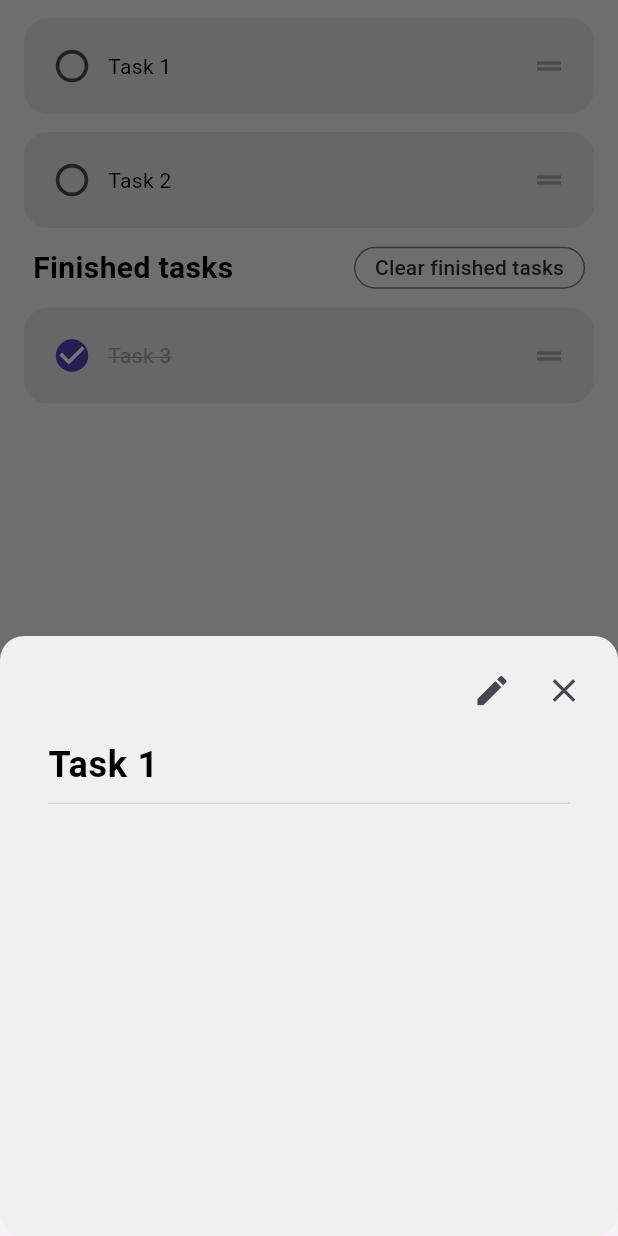
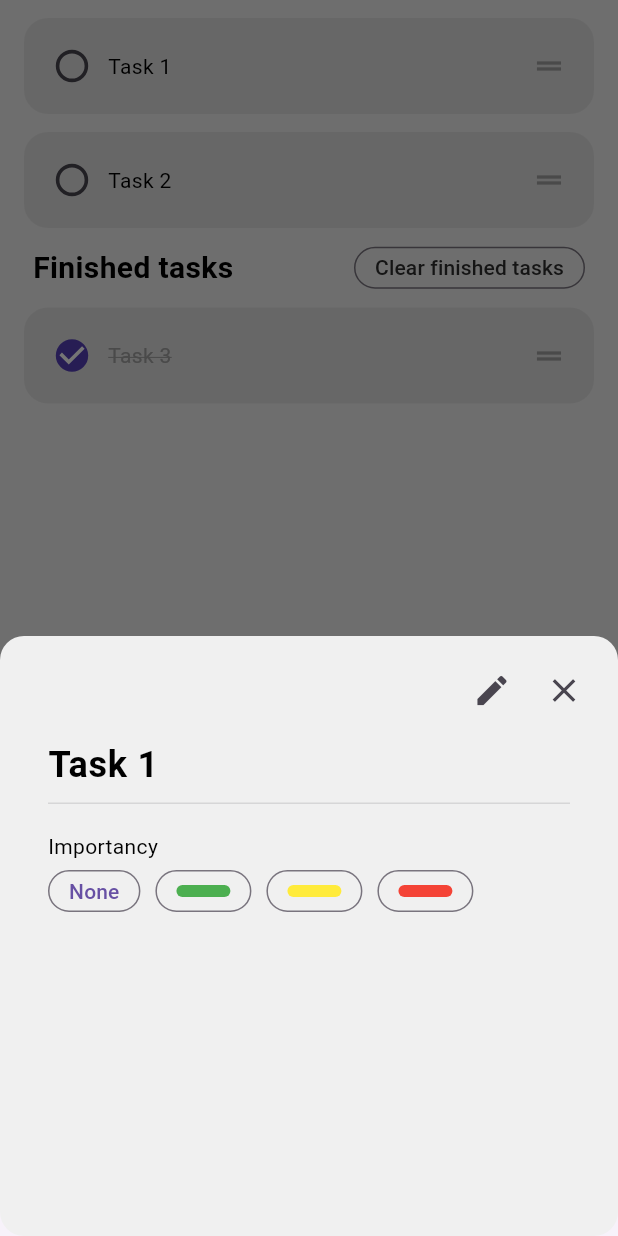
Before and after one commit to Lund2005/simple_todo_app, a Flutter app: the screen it shows after launch, after a tap on "Task 1", on a phone screen of 412 x 824 dp. Run offline on Flutter 3.47's test engine with Material 3 defaults, Android fonts, the phone set to English and light mode, and no system bars.

Commit message:
Started to implement importancy tags

```diff
--- /dev/null
+++ b/lib/color_tag.dart
@@ -0,0 +1,27 @@
+import 'package:flutter/material.dart';
+
+class ColorTag extends StatelessWidget {
+  final double width;
+  final double height;
+  final Color color;
+
+  const ColorTag({
+    this.width = 36,
+    this.height = 8,
+    required this.color,
+    super.key,
+  });
+
+  @override
+  Widget build(BuildContext context) {
+    return Container(
+      width: width,
+      height: height,
+      padding: EdgeInsets.only(left: 4, right: 4, top: 2, bottom: 2),
+      decoration: BoxDecoration(
+        color: color,
+        borderRadius: BorderRadius.circular(10),
+      ),
+    );
+  }
+}
--- a/lib/edit_window.dart
+++ b/lib/edit_window.dart
@@ -1,4 +1,6 @@
 import 'package:flutter/material.dart';
+import 'package:simple_todo/color_tag.dart';
+import 'package:simple_todo/small_button.dart';
 import 'package:simple_todo/util/color_palette.dart';
 
 class EditWindow extends StatefulWidget {
@@ -63,6 +65,7 @@ class _EditWindowState extends State<EditWindow> {
         Padding(
           padding: const EdgeInsets.only(left: 20, right: 20),
           child: Column(
+            crossAxisAlignment: CrossAxisAlignment.start,
             children: [
               TextFormField(
                 enabled: editing ? true : false,
@@ -75,6 +78,32 @@ class _EditWindowState extends State<EditWindow> {
                   fontWeight: FontWeight.bold,
                 ),
               ),
+              SizedBox(height: 18),
+              Text(
+                'Importancy',
+                style: TextStyle(color: ColorPalette.onBackground),
+              ),
+              SizedBox(height: 6),
+              Row(
+                children: [
+                  SmallButton(child: Text('None'), onClick: () {}),
+                  SizedBox(width: 10),
+                  SmallButton(
+                    child: ColorTag(color: ColorPalette.lowImportancy),
+                    onClick: () {},
+                  ),
+                  SizedBox(width: 10),
+                  SmallButton(
+                    child: ColorTag(color: ColorPalette.midImportancy),
+                    onClick: () {},
+                  ),
+                  SizedBox(width: 10),
+                  SmallButton(
+                    child: ColorTag(color: ColorPalette.highImportany),
+                    onClick: () {},
+                  ),
+                ],
+              ),
             ],
           ),
         ),
--- /dev/null
+++ b/lib/small_button.dart
@@ -0,0 +1,34 @@
+import 'package:flutter/material.dart';
+import 'package:simple_todo/util/color_palette.dart';
+
+class SmallButton extends StatefulWidget {
+  final Widget child;
+  final Function onClick;
+  final bool checked = false;
+
+  const SmallButton({required this.child, required this.onClick, super.key});
+
+  @override
+  State<SmallButton> createState() => _SmallButtonState();
+}
+
+class _SmallButtonState extends State<SmallButton> {
+  @override
+  Widget build(BuildContext context) {
+    return OutlinedButton(
+      style: ButtonStyle(
+        minimumSize: WidgetStatePropertyAll(Size(0, 28)),
+        tapTargetSize: MaterialTapTargetSize.shrinkWrap,
+        overlayColor: WidgetStatePropertyAll(ColorPalette.container),
+        padding: WidgetStatePropertyAll(EdgeInsets.only(left: 14, right: 14)),
+      ),
+      onPressed: () {},
+      child: Row(
+        children: [
+          widget.checked ? Icon(Icons.check) : SizedBox(),
+          widget.child,
+        ],
+      ),
+    );
+  }
+}
--- a/lib/util/color_palette.dart
+++ b/lib/util/color_palette.dart
@@ -25,4 +25,8 @@ class ColorPalette {
 
   static Color onBackground = Color.fromARGB(255, 0, 0, 0);
   static Color onContainer = Color.fromARGB(255, 0, 0, 0);
+
+  static Color lowImportancy = Colors.green;
+  static Color midImportancy = Colors.yellow;
+  static Color highImportany = Colors.red;
 }
```
